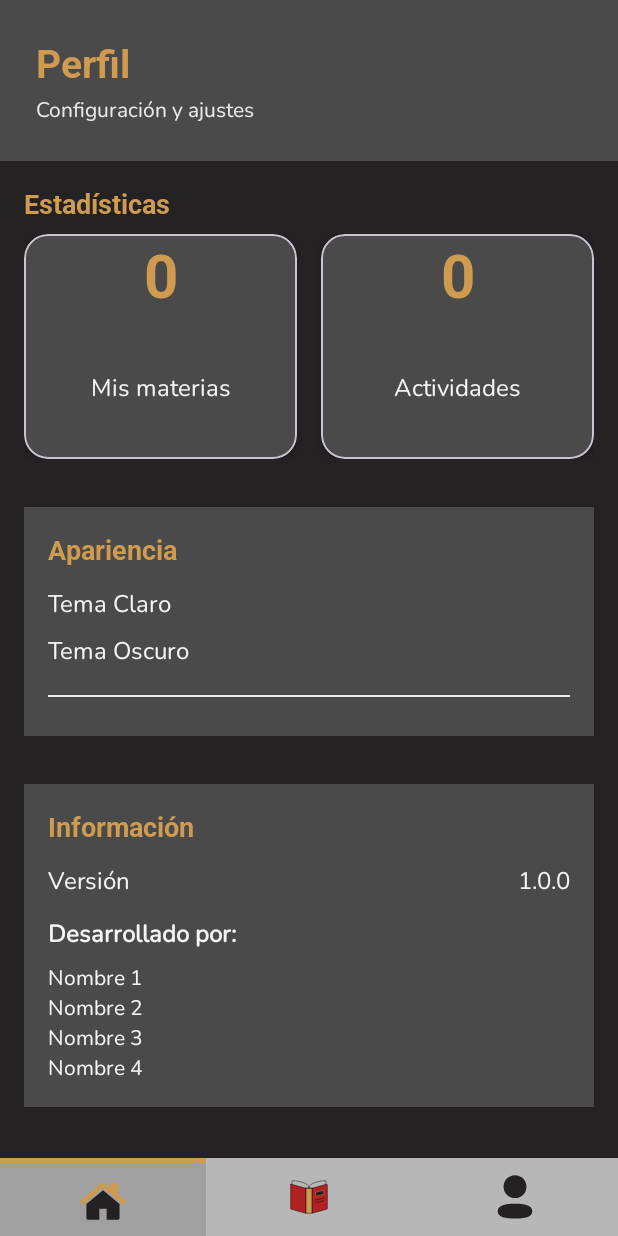
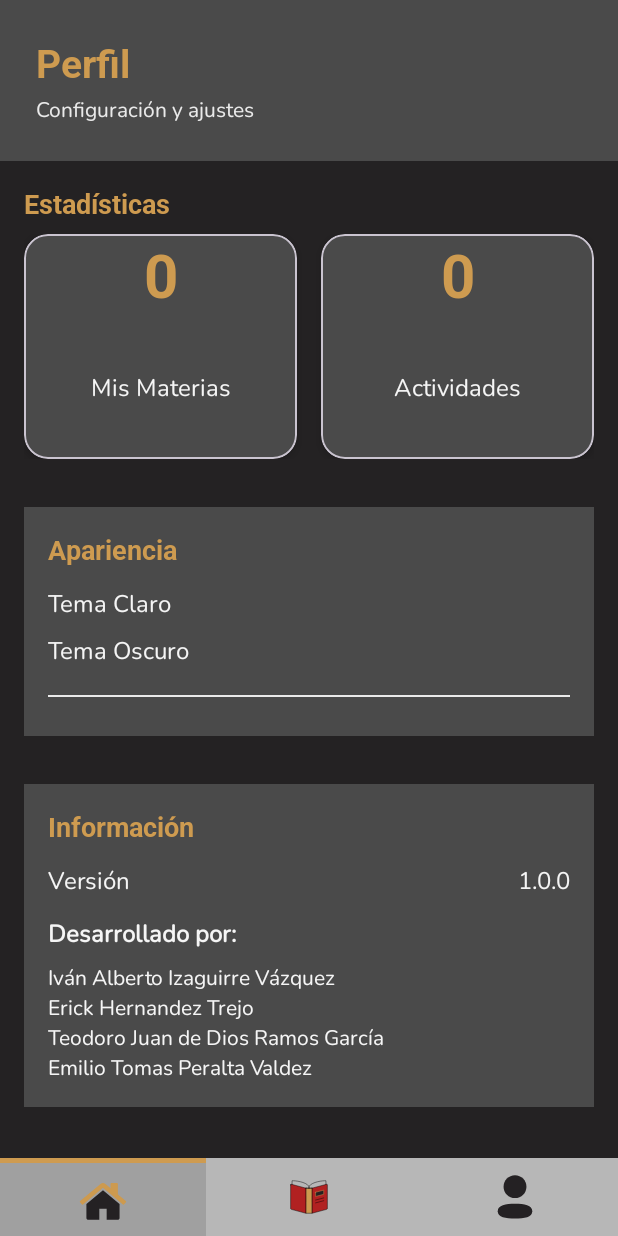
Before and after one commit to IvanIza7/Unibook_DM, an Android app: the fragment PerfilFragment placed in its activity, on a phone screen of 412 x 824 dp. Run offline under Robolectric (Android 15) with nearby library versions, the phone set to English and light mode, and no system bars.

Commit message:
Actividad Perfil

```diff
--- a/app/src/main/java/com/navify/unibook/fragments/PerfilFragment.java
+++ b/app/src/main/java/com/navify/unibook/fragments/PerfilFragment.java
@@ -5,15 +5,38 @@ import androidx.fragment.app.Fragment;
 import android.view.LayoutInflater;
 import android.view.View;
 import android.view.ViewGroup;
+import android.widget.TextView;
+
+import com.navify.unibook.DatabaseHelper;
 import com.navify.unibook.R;
+import com.navify.unibook.Actividad;
+import com.navify.unibook.Materia;
+
+import java.util.List;
 
 public class PerfilFragment extends Fragment {
+
+    private DatabaseHelper db;
+    private TextView tvMateriasCount;
+    private TextView tvActividadesCount;
 
     public PerfilFragment() {}
 
     @Override
     public View onCreateView(LayoutInflater inflater, ViewGroup container,
                              Bundle savedInstanceState) {
-        return inflater.inflate(R.layout.fragment_perfil, container, false);
+        View view = inflater.inflate(R.layout.fragment_perfil, container, false);
+
+        db = new DatabaseHelper(getContext());
+        tvMateriasCount = view.findViewById(R.id.tvMateriasCount);
+        tvActividadesCount = view.findViewById(R.id.tvActividadesCount);
+
+        List<Materia> materias = db.obtenerTodasLasMaterias();
+        List<Actividad> actividades = db.getTodasLasActividades();
+
+        tvMateriasCount.setText(String.valueOf(materias.size()));
+        tvActividadesCount.setText(String.valueOf(actividades.size()));
+
+        return view;
     }
 }
--- a/app/src/main/res/layout/fragment_perfil.xml
+++ b/app/src/main/res/layout/fragment_perfil.xml
@@ -36,21 +36,21 @@
                     android:id="@+id/txtPerfil"
                     android:layout_width="wrap_content"
                     android:layout_height="wrap_content"
-                    android:text="Perfil"
+                    android:fontFamily="@font/roboto_slab_bold"
+                    android:text="@string/titulo_perfil"
                     android:textColor="@color/colorAccent"
                     android:textSize="26sp"
-                    android:textStyle="bold"
-                    android:fontFamily="@font/roboto_slab_bold" />
+                    android:textStyle="bold" />
 
                 <TextView
                     android:id="@+id/txtConfig"
                     android:layout_width="wrap_content"
                     android:layout_height="wrap_content"
-                    android:text="Configuración y ajustes"
+                    android:layout_marginTop="4dp"
+                    android:fontFamily="@font/nunito_regular"
+                    android:text="@string/subtitulo_configuracion"
                     android:textColor="@color/colorNeutralLight"
-                    android:textSize="14sp"
-                    android:fontFamily="@font/nunito_regular"
-                    android:layout_marginTop="4dp" />
+                    android:textSize="14sp" />
             </LinearLayout>
 
             <!-- Estadísticas -->
@@ -58,14 +58,14 @@
                 android:id="@+id/textView2"
                 android:layout_width="match_parent"
                 android:layout_height="wrap_content"
-                android:text="Estadísticas"
+                android:layout_marginStart="16dp"
+                android:layout_marginTop="16dp"
+                android:layout_marginBottom="8dp"
+                android:fontFamily="@font/roboto_slab_bold"
+                android:text="@string/titulo_estadisticas"
                 android:textColor="@color/colorAccent"
                 android:textSize="18sp"
-                android:textStyle="bold"
-                android:fontFamily="@font/roboto_slab_bold"
-                android:layout_marginTop="16dp"
-                android:layout_marginStart="16dp"
-                android:layout_marginBottom="8dp" />
+                android:textStyle="bold" />
 
             <LinearLayout
                 android:layout_width="match_parent"
@@ -107,14 +107,14 @@
                             android:id="@+id/tvMateriasLabel"
                             android:layout_width="wrap_content"
                             android:layout_height="wrap_content"
-                            android:text="Mis materias"
+                            android:fontFamily="@font/nunito_regular"
+                            android:text="@string/titulo_mis_materias"
                             android:textColor="@color/colorTextOnDark"
                             android:textSize="16sp"
-                            android:fontFamily="@font/nunito_regular"
-                            app:layout_constraintTop_toBottomOf="@id/tvMateriasCount"
+                            app:layout_constraintBottom_toBottomOf="parent"
+                            app:layout_constraintEnd_toEndOf="parent"
                             app:layout_constraintStart_toStartOf="parent"
-                            app:layout_constraintEnd_toEndOf="parent"
-                            app:layout_constraintBottom_toBottomOf="parent" />
+                            app:layout_constraintTop_toBottomOf="@id/tvMateriasCount" />
                     </androidx.constraintlayout.widget.ConstraintLayout>
                 </com.google.android.material.card.MaterialCardView>
 
@@ -150,14 +150,14 @@
                             android:id="@+id/tvActividadesLabel"
                             android:layout_width="wrap_content"
                             android:layout_height="wrap_content"
-                            android:text="Actividades"
+                            android:fontFamily="@font/nunito_regular"
+                            android:text="@string/titulo_actividades"
                             android:textColor="@color/colorTextOnDark"
                             android:textSize="16sp"
-                            android:fontFamily="@font/nunito_regular"
-                            app:layout_constraintTop_toBottomOf="@id/tvActividadesCount"
+                            app:layout_constraintBottom_toBottomOf="parent"
+                            app:layout_constraintEnd_toEndOf="parent"
                             app:layout_constraintStart_toStartOf="parent"
-                            app:layout_constraintEnd_toEndOf="parent"
-                            app:layout_constraintBottom_toBottomOf="parent" />
+                            app:layout_constraintTop_toBottomOf="@id/tvActividadesCount" />
                     </androidx.constraintlayout.widget.ConstraintLayout>
                 </com.google.android.material.card.MaterialCardView>
             </LinearLayout>
@@ -175,12 +175,12 @@
                     android:id="@+id/tvAparienciaTitle"
                     android:layout_width="wrap_content"
                     android:layout_height="wrap_content"
-                    android:text="Apariencia"
+                    android:layout_marginBottom="12dp"
+                    android:fontFamily="@font/roboto_slab_bold"
+                    android:text="@string/apariencia"
                     android:textColor="@color/colorAccent"
                     android:textSize="18sp"
-                    android:textStyle="bold"
-                    android:fontFamily="@font/roboto_slab_bold"
-                    android:layout_marginBottom="12dp" />
+                    android:textStyle="bold" />
 
                 <TextView
                     android:id="@+id/tvTemaClaro"
@@ -221,12 +221,12 @@
                 <TextView
                     android:layout_width="wrap_content"
                     android:layout_height="wrap_content"
-                    android:text="Información"
+                    android:layout_marginBottom="12dp"
+                    android:fontFamily="@font/roboto_slab_bold"
+                    android:text="@string/titulo_informacion"
                     android:textColor="@color/colorAccent"
                     android:textSize="18sp"
-                    android:textStyle="bold"
-                    android:fontFamily="@font/roboto_slab_bold"
-                    android:layout_marginBottom="12dp" />
+                    android:textStyle="bold" />
 
                 <LinearLayout
                     android:orientation="horizontal"
@@ -237,10 +237,10 @@
                         android:layout_width="0dp"
                         android:layout_height="wrap_content"
                         android:layout_weight="1"
-                        android:text="Versión"
+                        android:fontFamily="@font/nunito_regular"
+                        android:text="@string/version_app"
                         android:textColor="@color/colorTextOnDark"
-                        android:textSize="16sp"
-                        android:fontFamily="@font/nunito_regular" />
+                        android:textSize="16sp" />
 
                     <TextView
                         android:id="@+id/txtVersion"
@@ -256,49 +256,49 @@
                     android:id="@+id/tvDesarrolladoresTitle"
                     android:layout_width="wrap_content"
                     android:layout_height="wrap_content"
-                    android:text="Desarrollado por:"
+                    android:layout_marginTop="12dp"
+                    android:layout_marginBottom="8dp"
+                    android:fontFamily="@font/nunito_regular"
+                    android:text="@string/desarrollado_por"
                     android:textColor="@color/colorTextOnDark"
                     android:textSize="16sp"
-                    android:fontFamily="@font/nunito_regular"
-                    android:textStyle="bold"
-                    android:layout_marginTop="12dp"
-                    android:layout_marginBottom="8dp" />
+                    android:textStyle="bold" />
 
                 <TextView
                     android:id="@+id/dev1"
                     android:layout_width="wrap_content"
                     android:layout_height="wrap_content"
-                    android:text="Nombre 1"
+                    android:fontFamily="@font/nunito_regular"
+                    android:text="@string/autor1"
                     android:textColor="@color/colorTextOnDark"
-                    android:textSize="14sp"
-                    android:fontFamily="@font/nunito_regular" />
+                    android:textSize="14sp" />
 
                 <TextView
                     android:id="@+id/dev2"
                     android:layout_width="wrap_content"
                     android:layout_height="wrap_content"
-                    android:text="Nombre 2"
+                    android:fontFamily="@font/nunito_regular"
+                    android:text="@string/autor2"
                     android:textColor="@color/colorTextOnDark"
-                    android:textSize="14sp"
-                    android:fontFamily="@font/nunito_regular" />
+                    android:textSize="14sp" />
 
                 <TextView
                     android:id="@+id/dev3"
                     android:layout_width="wrap_content"
                     android:layout_height="wrap_content"
-                    android:text="Nombre 3"
+                    android:fontFamily="@font/nunito_regular"
+                    android:text="@string/autor3"
                     android:textColor="@color/colorTextOnDark"
-                    android:textSize="14sp"
-                    android:fontFamily="@font/nunito_regular" />
+                    android:textSize="14sp" />
 
                 <TextView
                     android:id="@+id/dev4"
                     android:layout_width="wrap_content"
                     android:layout_height="wrap_content"
-                    android:text="Nombre 4"
+                    android:fontFamily="@font/nunito_regular"
+                    android:text="@string/autor4"
                     android:textColor="@color/colorTextOnDark"
-                    android:textSize="14sp"
-                    android:fontFamily="@font/nunito_regular" />
+                    android:textSize="14sp" />
             </LinearLayout>
 
         </LinearLayout>
--- a/app/src/main/res/values/strings.xml
+++ b/app/src/main/res/values/strings.xml
@@ -71,4 +71,14 @@
     <string name="fecha_entrega">Fecha de entrega</string>
     <string name="btn_guardar_actividad">Guardar Actividad"</string>
 
+    <!-- Actividad Perfil -->
+    <string name="autor1">Iván Alberto Izaguirre Vázquez</string>
+    <string name="autor2">Erick Hernandez Trejo</string>
+    <string name="autor3">Teodoro Juan de Dios Ramos García</string>
+    <string name="autor4">Emilio Tomas Peralta Valdez</string>
+
+    <string name="version">Versión: </string>
+    <string name="config">Configuración y ajustes</string>
+    <string name="apariencia">Apariencia</string>
+
 </resources>
```
